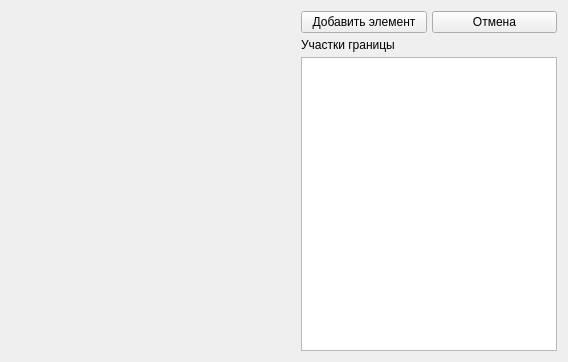
The window that qmesh.ui (messteno/Q3Solver) describes before a commit, drawn with Qt 5.
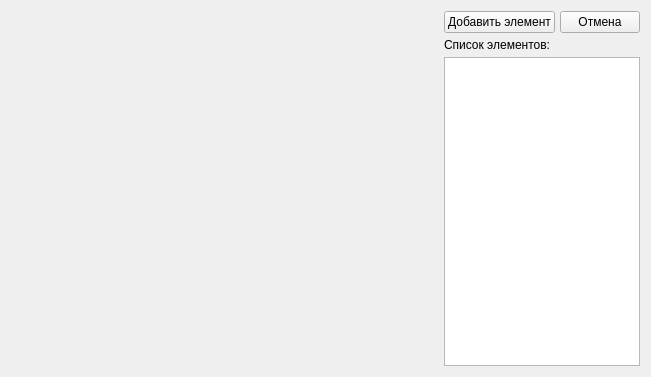
The same window after the commit. Custom widgets are drawn as their Qt base class.

Commit message: Add item list

What changed in the file:
```diff
--- a/qmesh.ui
+++ b/qmesh.ui
@@ -6,26 +6,22 @@
    <rect>
     <x>0</x>
     <y>0</y>
-    <width>568</width>
-    <height>362</height>
+    <width>651</width>
+    <height>377</height>
    </rect>
   </property>
   <property name="windowTitle">
    <string>Form</string>
   </property>
-  <layout class="QHBoxLayout" name="horizontalLayout">
+  <layout class="QHBoxLayout" name="horizontalLayout" stretch="10,3">
+   <property name="sizeConstraint">
+    <enum>QLayout::SetDefaultConstraint</enum>
+   </property>
    <item>
-    <widget class="QMeshPlot" name="meshPlot" native="true">
-     <property name="sizePolicy">
-      <sizepolicy hsizetype="Preferred" vsizetype="Preferred">
-       <horstretch>1</horstretch>
-       <verstretch>0</verstretch>
-      </sizepolicy>
-     </property>
-    </widget>
+    <layout class="QVBoxLayout" name="plotLayout"/>
    </item>
    <item>
-    <layout class="QVBoxLayout" name="verticalLayout">
+    <layout class="QVBoxLayout" name="userLayout" stretch="0,0,0,0">
      <property name="spacing">
       <number>5</number>
      </property>
@@ -58,18 +54,24 @@
       </layout>
      </item>
      <item>
-      <widget class="QLabel" name="boundaryListLabel">
+      <widget class="QLabel" name="itemListLabel">
+       <property name="sizePolicy">
+        <sizepolicy hsizetype="Preferred" vsizetype="Preferred">
+         <horstretch>1</horstretch>
+         <verstretch>0</verstretch>
+        </sizepolicy>
+       </property>
        <property name="text">
-        <string>Участки границы</string>
+        <string>Список элементов:</string>
        </property>
       </widget>
      </item>
      <item>
-      <widget class="QListView" name="boundaryList">
+      <widget class="QTableView" name="itemList">
        <property name="sizePolicy">
         <sizepolicy hsizetype="Expanding" vsizetype="Expanding">
          <horstretch>0</horstretch>
-         <verstretch>10</verstretch>
+         <verstretch>1</verstretch>
         </sizepolicy>
        </property>
       </widget>
@@ -78,14 +80,6 @@
    </item>
   </layout>
  </widget>
- <customwidgets>
-  <customwidget>
-   <class>QMeshPlot</class>
-   <extends>QWidget</extends>
-   <header>qmeshplot.h</header>
-   <container>1</container>
-  </customwidget>
- </customwidgets>
  <resources/>
  <connections/>
 </ui>
```
The commit also changes 17 other files.
